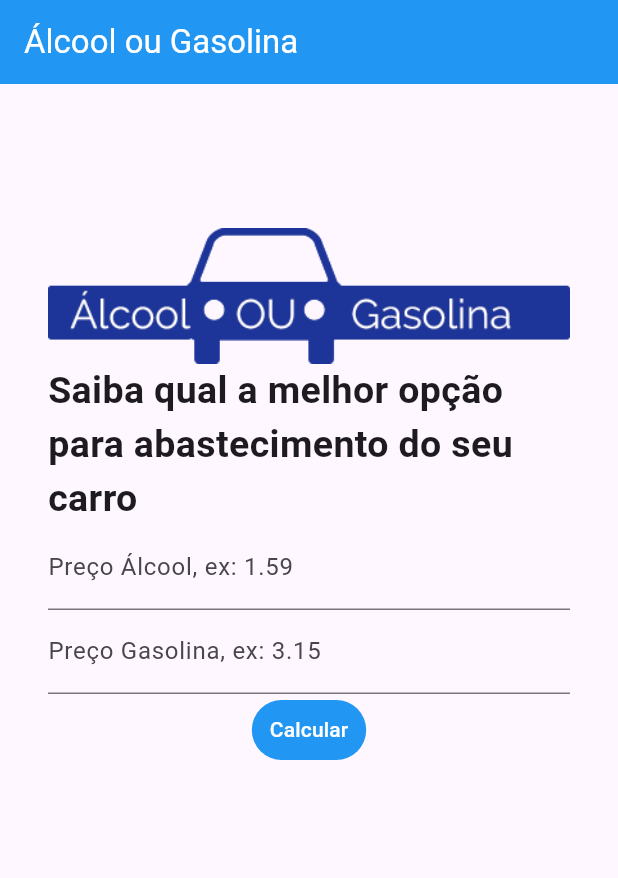
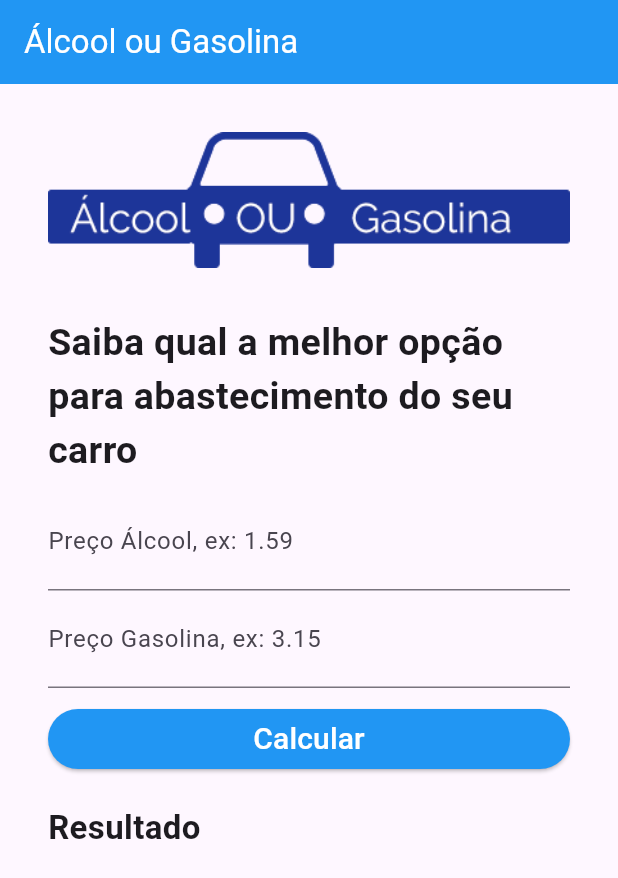
Before and after one commit to BRADDTELES/Formacao-Flutter, a Flutter app: the screen it shows after launch, on a phone screen of 412 x 824 dp. Shown: the top 878 px of the screen. Run offline on Flutter 3.47's test engine with Material 3 defaults, Android fonts, the light colour scheme and no system bars.

Commit message:
#App3 Álcool ou Gasolina - criando interface - SingleChildScrollView, ElevatedButton, crossAxisAlignment: CrossAxisAlignment.stretch,

```diff
--- a/alcool_gasolina/lib/AlccolGasolina.dart
+++ b/alcool_gasolina/lib/AlccolGasolina.dart
@@ -8,6 +8,10 @@ class AlcoolGasolina extends StatefulWidget {
 }
 
 class _AlcoolGasolinaState extends State<AlcoolGasolina> {
+
+  TextEditingController _controllerAlcool = TextEditingController();
+  TextEditingController _controllerGasolina = TextEditingController();
+
   @override
   Widget build(BuildContext context) {
     return Scaffold(
@@ -16,36 +20,65 @@ class _AlcoolGasolinaState extends State<AlcoolGasolina> {
         backgroundColor: Colors.blue,
       ),
       body: Container(
+        child: SingleChildScrollView(
           padding: EdgeInsets.all(32),
           child: Column(
+            crossAxisAlignment: CrossAxisAlignment.stretch,
             children: [
-            Padding(padding: EdgeInsets.all(32)),
-            Image.asset("imagens/logo.png"),
-            Text(
+              Padding(
+                padding: EdgeInsets.only(bottom: 32),
+                child: Image.asset("imagens/logo.png"),
+              ),
+              Padding(
+                padding: EdgeInsets.only(bottom: 10),
+                child: Text(
                   "Saiba qual a melhor opção para abastecimento do seu carro",
-              style: TextStyle(fontSize: 25, fontWeight: FontWeight.bold),
+                  style: TextStyle(
+                      fontSize: 25,
+                      fontWeight: FontWeight.bold),
+                ),
               ),
               TextField(
                 keyboardType: TextInputType.number,
                 decoration: InputDecoration(
                     labelText: "Preço Álcool, ex: 1.59"
                 ),
+                style: TextStyle(
+                  fontSize: 22,
+                ),
+                controller: _controllerAlcool,
               ),
               TextField(
                 keyboardType: TextInputType.number,
                 decoration: InputDecoration(
                     labelText: "Preço Gasolina, ex: 3.15"
                 ),
+                style: TextStyle(
+                  fontSize: 22,
                 ),
-            TextButton(
-              onPressed: (){},
+                controller: _controllerGasolina,
+              ),
+              Padding(
+                padding: EdgeInsets.only(top: 10),
+                child: ElevatedButton(
                   child: Text(
                     "Calcular",
-                style: TextStyle(color: Colors.white),
+                    style: TextStyle(fontSize: 20, color: Colors.white),
                   ),
                   style: TextButton.styleFrom(backgroundColor: Colors.blue),
+                  onPressed: (){},
                 ),
+              ),
+              Padding(padding: EdgeInsets.only(top: 20),
+                child: Text(
+                  "Resultado",
+                  style: TextStyle(
+                      fontSize: 22,
+                      fontWeight: FontWeight.bold),
+                ),
+              )
             ],
+          ),
         ),
       ),
     );
```
Lines whose indentation alone changed are shown as unchanged.
